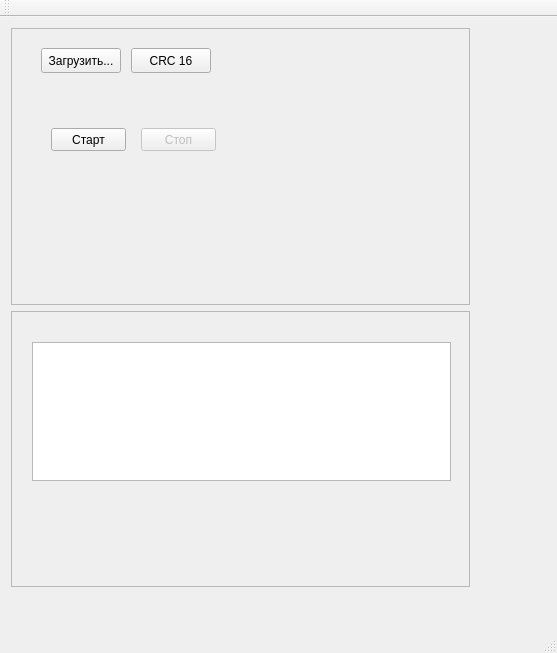
Qt form mainwindow.ui (breton75/oprichnik_spo) before a commit.
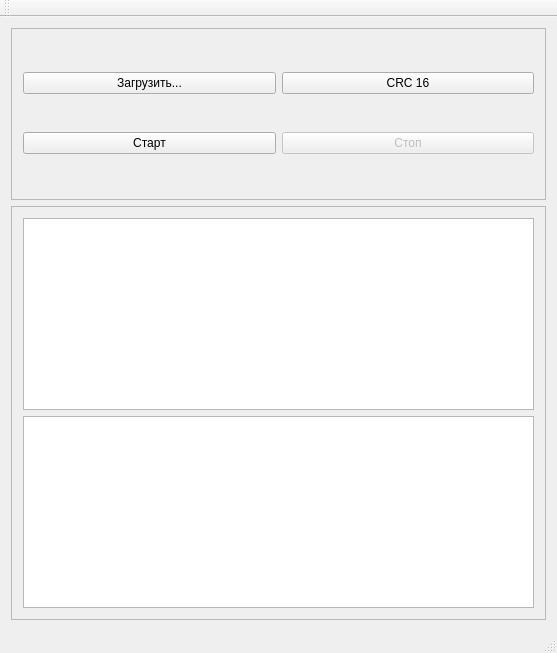
The same form after that commit.

Diff of the .ui file:
```diff
--- a/mainwindow.ui
+++ b/mainwindow.ui
@@ -26,15 +26,11 @@
      <verstretch>0</verstretch>
     </sizepolicy>
    </property>
+   <layout class="QVBoxLayout" name="verticalLayout_3">
+    <item>
+     <layout class="QVBoxLayout" name="verticalLayout_2">
+      <item>
    <widget class="QFrame" name="frame_1">
-    <property name="geometry">
-     <rect>
-      <x>11</x>
-      <y>11</y>
-      <width>459</width>
-      <height>277</height>
-     </rect>
-    </property>
     <property name="sizePolicy">
      <sizepolicy hsizetype="Expanding" vsizetype="Expanding">
       <horstretch>0</horstretch>
@@ -47,71 +43,51 @@
     <property name="frameShadow">
      <enum>QFrame::Raised</enum>
     </property>
+        <layout class="QVBoxLayout" name="verticalLayout_4">
+         <item>
+          <layout class="QHBoxLayout" name="horizontalLayout_3">
+           <item>
     <widget class="QPushButton" name="pbnLoadConfig">
-     <property name="geometry">
-      <rect>
-       <x>30</x>
-       <y>20</y>
-       <width>80</width>
-       <height>25</height>
-      </rect>
-     </property>
      <property name="text">
       <string>Загрузить...</string>
      </property>
     </widget>
+           </item>
+           <item>
     <widget class="QPushButton" name="pbnCRC16">
-     <property name="geometry">
-      <rect>
-       <x>120</x>
-       <y>20</y>
-       <width>80</width>
-       <height>25</height>
-      </rect>
-     </property>
      <property name="text">
       <string>CRC 16</string>
      </property>
     </widget>
+           </item>
+          </layout>
+         </item>
+         <item>
+          <layout class="QHBoxLayout" name="horizontalLayout_2">
+           <item>
     <widget class="QPushButton" name="bnStart">
-     <property name="geometry">
-      <rect>
-       <x>40</x>
-       <y>100</y>
-       <width>75</width>
-       <height>23</height>
-      </rect>
-     </property>
      <property name="text">
       <string>Старт</string>
      </property>
     </widget>
+           </item>
+           <item>
     <widget class="QPushButton" name="bnStop">
      <property name="enabled">
       <bool>false</bool>
      </property>
-     <property name="geometry">
-      <rect>
-       <x>130</x>
-       <y>100</y>
-       <width>75</width>
-       <height>23</height>
-      </rect>
-     </property>
      <property name="text">
       <string>Стоп</string>
      </property>
     </widget>
-   </widget>
+           </item>
+          </layout>
+         </item>
+        </layout>
+       </widget>
+      </item>
+      <item>
    <widget class="QFrame" name="frame_2">
-    <property name="geometry">
-     <rect>
-      <x>11</x>
-      <y>294</y>
-      <width>459</width>
-      <height>276</height>
-     </rect>
-    </property>
     <property name="sizePolicy">
      <sizepolicy hsizetype="Expanding" vsizetype="Expanding">
       <horstretch>0</horstretch>
@@ -123,23 +99,37 @@
     </property>
     <property name="frameShadow">
      <enum>QFrame::Raised</enum>
-    </property>
-    <widget class="QWidget" name="horizontalLayoutWidget">
-     <property name="geometry">
-      <rect>
-       <x>10</x>
-       <y>20</y>
-       <width>441</width>
-       <height>161</height>
-      </rect>
      </property>
      <layout class="QHBoxLayout" name="horizontalLayout">
       <item>
+          <layout class="QVBoxLayout" name="verticalLayout">
+           <item>
+            <widget class="QTableView" name="table">
+             <property name="selectionMode">
+              <enum>QAbstractItemView::SingleSelection</enum>
+             </property>
+             <property name="selectionBehavior">
+              <enum>QAbstractItemView::SelectRows</enum>
+             </property>
+             <property name="cornerButtonEnabled">
+              <bool>false</bool>
+             </property>
+             <attribute name="verticalHeaderVisible">
+              <bool>false</bool>
+             </attribute>
+            </widget>
+           </item>
+           <item>
        <widget class="QTextEdit" name="textEdit"/>
       </item>
      </layout>
-    </widget>
-   </widget>
+         </item>
+        </layout>
+       </widget>
+      </item>
+     </layout>
+    </item>
+   </layout>
   </widget>
   <widget class="QMenuBar" name="menuBar">
    <property name="geometry">
```
Lines whose indentation alone changed are shown as unchanged.
